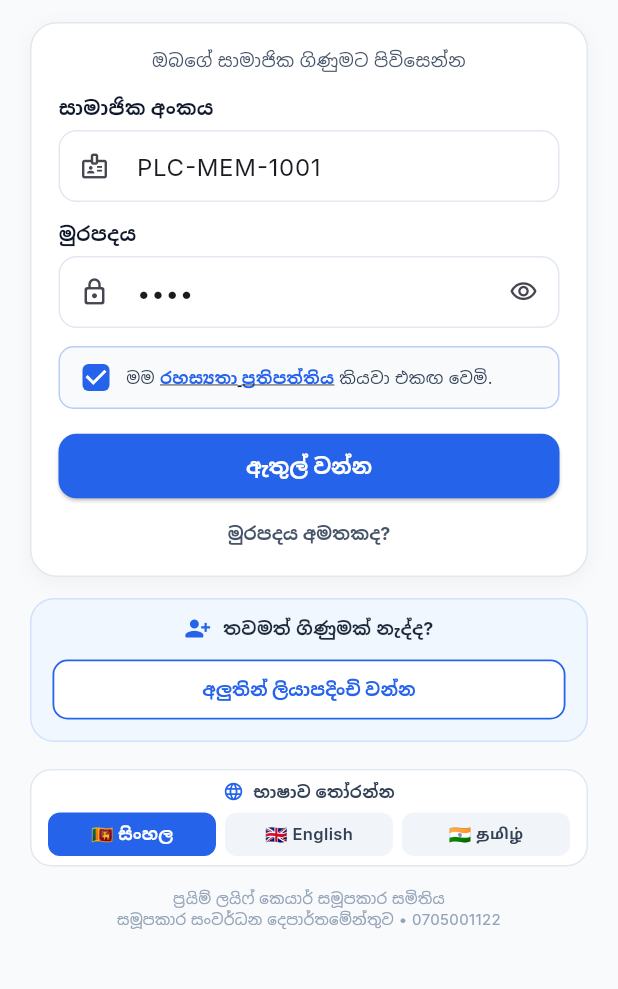
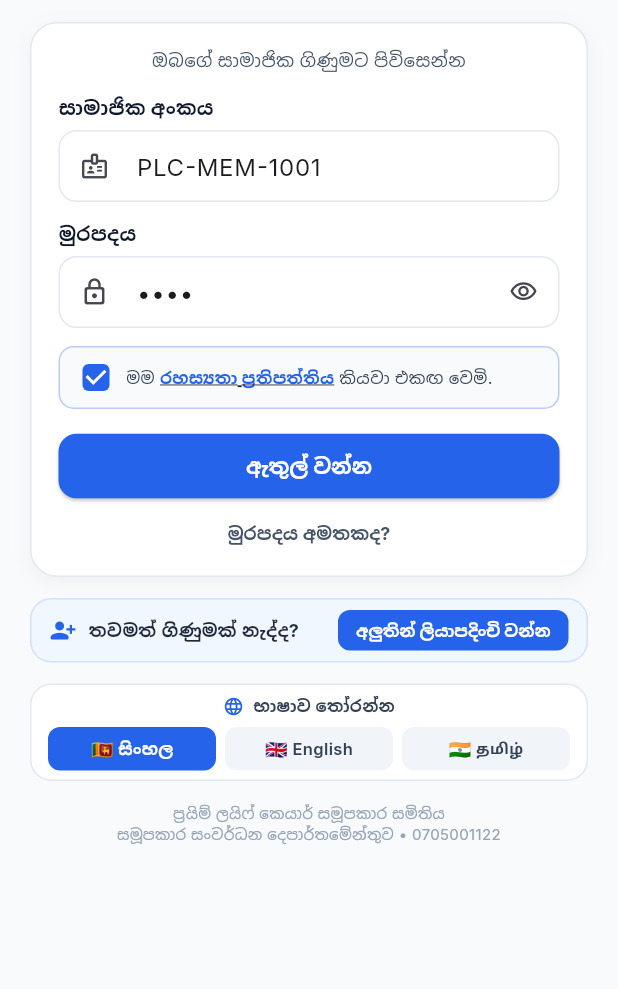
Before and after one commit to sampathwran/Prime-Life-Care-Staff-Member, a Flutter app: the screen it shows after launch, on a phone screen of 412 x 824 dp, the part 185-1174 px from its top. Run offline on Flutter 3.47's test engine with Material 3 defaults, Android fonts, the phone set to English and light mode, and no system bars; our stand-ins replace google_fonts; accounts and stored records are empty.

Commit message:
feat: simplify register form by removing category & privacy tick, and make login register prompt single-row

```diff
--- a/lib/views/login_page.dart
+++ b/lib/views/login_page.dart
@@ -317,25 +317,23 @@ class _LoginPageState extends State<LoginPage> {
               ),
               const SizedBox(height: 14),
 
-              // 3. Compact Register Section
+              // 3. Single-Row Register Section (Reduced Height)
               Container(
                 decoration: BoxDecoration(
                   color: AppTheme.blue50,
-                  borderRadius: BorderRadius.circular(16),
+                  borderRadius: BorderRadius.circular(14),
                   border: Border.all(color: AppTheme.primaryBlue.withValues(alpha: 0.15)),
                 ),
-                padding: const EdgeInsets.symmetric(horizontal: 14, vertical: 10),
-                child: Column(
-                  children: [
-                    Row(
-                      mainAxisAlignment: MainAxisAlignment.center,
+                padding: const EdgeInsets.symmetric(horizontal: 12, vertical: 7),
+                child: Row(
                   children: [
                     const Icon(Icons.person_add_alt_1_rounded, color: AppTheme.primaryBlue, size: 18),
                     const SizedBox(width: 8),
-                        Flexible(
+                    Expanded(
                       child: Text(
                         s.noAccountPrompt,
-                            textAlign: TextAlign.center,
+                        maxLines: 1,
+                        overflow: TextOverflow.ellipsis,
                         style: const TextStyle(
                           fontSize: 12,
                           fontWeight: FontWeight.w700,
@@ -343,30 +341,27 @@ class _LoginPageState extends State<LoginPage> {
                         ),
                       ),
                     ),
-                      ],
-                    ),
-                    const SizedBox(height: 8),
-                    SizedBox(
-                      width: double.infinity,
-                      child: OutlinedButton(
+                    const SizedBox(width: 8),
+                    ElevatedButton(
                       onPressed: _navigateToRegister,
-                        style: OutlinedButton.styleFrom(
-                          foregroundColor: AppTheme.primaryBlue,
-                          side: const BorderSide(color: AppTheme.primaryBlue, width: 1.2),
-                          backgroundColor: Colors.white,
-                          padding: const EdgeInsets.symmetric(vertical: 8),
-                          shape: RoundedRectangleBorder(borderRadius: BorderRadius.circular(10)),
+                      style: ElevatedButton.styleFrom(
+                        backgroundColor: AppTheme.primaryBlue,
+                        foregroundColor: Colors.white,
+                        padding: const EdgeInsets.symmetric(horizontal: 12, vertical: 6),
+                        minimumSize: Size.zero,
+                        tapTargetSize: MaterialTapTargetSize.shrinkWrap,
+                        shape: RoundedRectangleBorder(borderRadius: BorderRadius.circular(8)),
+                        elevation: 0,
                       ),
                       child: Text(
                         s.registerNowBtn,
-                          style: const TextStyle(fontWeight: FontWeight.w800, fontSize: 12),
-                        ),
+                        style: const TextStyle(fontWeight: FontWeight.w800, fontSize: 11),
                       ),
                     ),
                   ],
                 ),
               ),
-              const SizedBox(height: 18),
+              const SizedBox(height: 14),
 
               // 4. Language Switcher Bar at the Bottom (සිංහල 🇱🇰 | English 🇬🇧 | தமிழ் 🇮🇳)
               Container(
```
Also changed, not shown: lib/views/register_page.dart (+1 -111 lines). Lines whose indentation alone changed are shown as unchanged.
